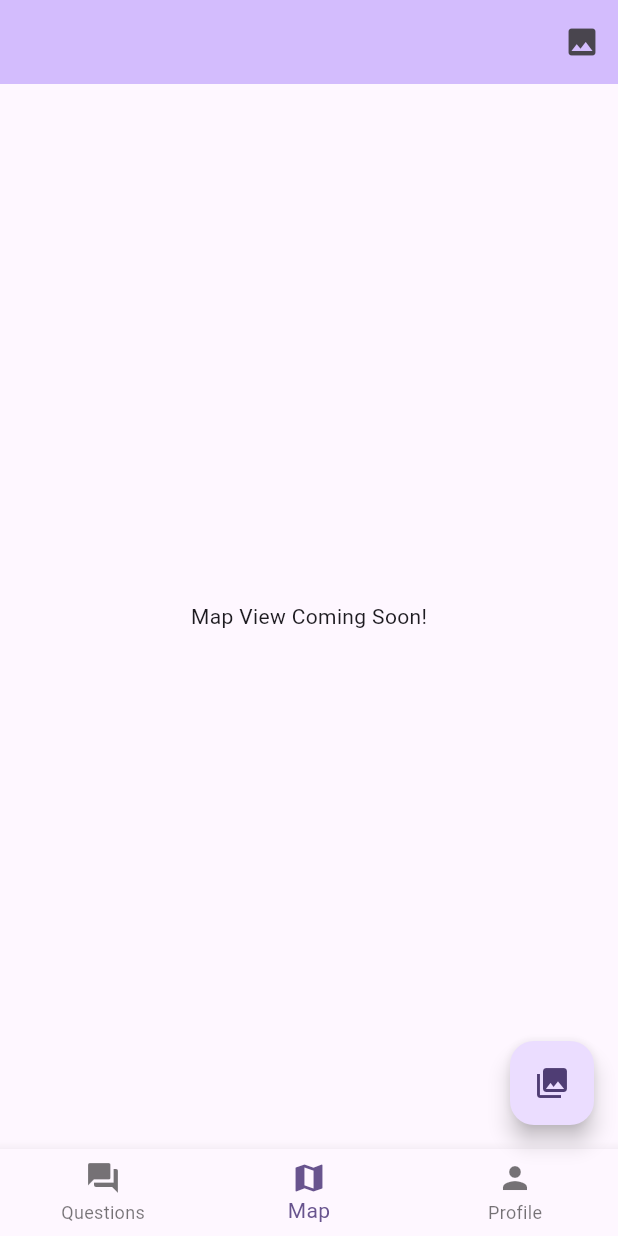
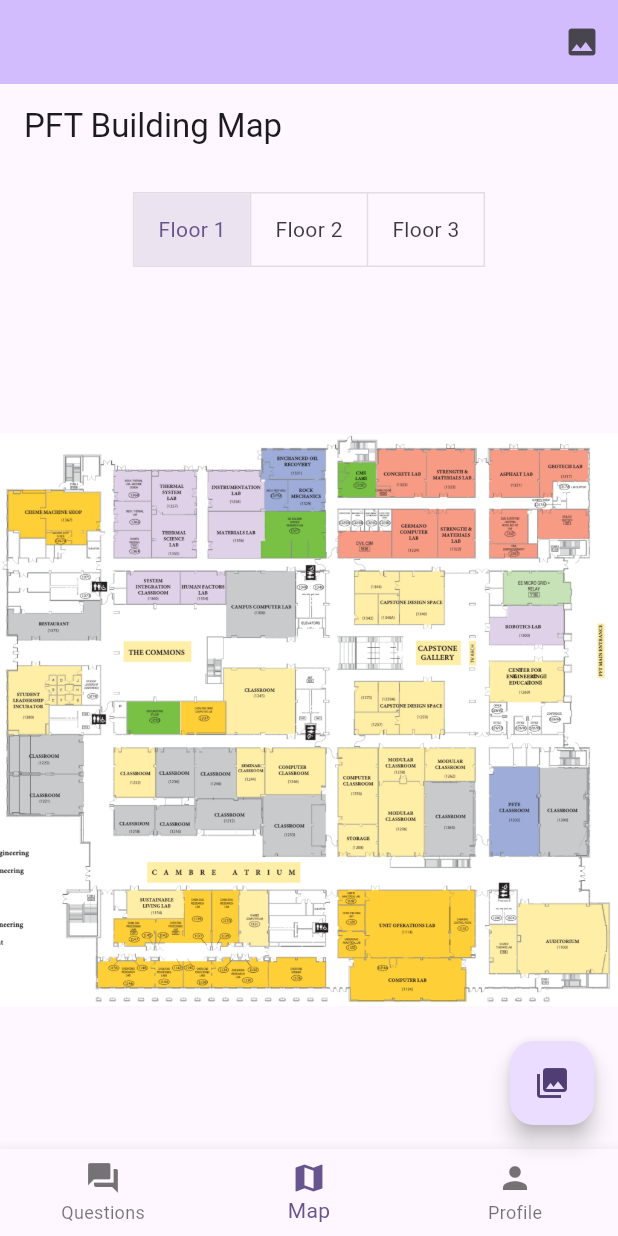
Before and after one commit to Jdav331/lsu_scavenge, a Flutter app: the MyHomePage screen opened directly with empty values, item 2 of the bottom bar chosen, on a phone screen of 412 x 824 dp. Run offline on Flutter 3.47's test engine with Material 3 defaults, Android fonts, the phone set to English and light mode, and no system bars; our stand-ins replace shared_preferences; accounts and stored records are empty; network calls fail.

Commit message:
added place holder questions, updated pubspec.yaml, and added three floor overtop view map of pft

```diff
--- a/lib/main.dart
+++ b/lib/main.dart
@@ -5,11 +5,11 @@ import 'dart:convert';
 void main() async {
   WidgetsFlutterBinding.ensureInitialized();
   final prefs = await SharedPreferences.getInstance();
-  await prefs.remove('userProfile'); // Remove the invalid one
+  await prefs.remove('userProfile'); // Clear old format (dev only)
   runApp(const MyApp());
 }
 
-// User profile model
+// ========== MODELS ==========
 class UserProfile {
   final String name;
   final String email;
@@ -28,13 +28,12 @@ class UserProfile {
       };
 
   factory UserProfile.fromJson(Map<String, dynamic> json) => UserProfile(
-        name: json['name'] as String,
-        email: json['email'] as String,
-        isLoggedIn: json['isLoggedIn'] as bool,
+        name: json['name'],
+        email: json['email'],
+        isLoggedIn: json['isLoggedIn'],
       );
 }
 
-// Data class for a scavenger hunt task.
 class Task {
   final int id;
   final String description;
@@ -47,31 +46,122 @@ class Task {
   });
 }
 
-// List of tasks.
+// ========== TASKS ==========
 final List<Task> tasks = [
   Task(
       id: 1,
       description: 'Go to room 1200 and count the number of chairs.',
-    correctAnswer: '120', // Update when ready.
-  ),
+      correctAnswer: '120'),
   Task(
       id: 2,
       description:
           'Find the number of computers in the lab near the Cambre Atrium.',
-    correctAnswer: '35', // Update when ready.
-  ),
-  Task(
-    id: 3,
-    description: 'When was LSU established?',
-    correctAnswer: '1853',
-  ),
+      correctAnswer: '35'),
+  Task(id: 3, description: 'When was LSU established?', correctAnswer: '1853'),
   Task(
       id: 4,
       description: 'Locate the LSU mascot on campus.',
-    correctAnswer: 'Tiger',
-  ),
+      correctAnswer: 'Tiger'),
+  Task(
+      id: 5,
+      description: 'Placeholder Task 1: Sample description here.',
+      correctAnswer: 'Answer1'),
+  Task(
+      id: 6,
+      description: 'Placeholder Task 2: Sample description here.',
+      correctAnswer: 'Answer2'),
+  Task(
+      id: 7,
+      description: 'Placeholder Task 3: Sample description here.',
+      correctAnswer: 'Answer3'),
+  Task(
+      id: 8,
+      description: 'Placeholder Task 4: Sample description here.',
+      correctAnswer: 'Answer4'),
+  Task(
+      id: 9,
+      description: 'Placeholder Task 5: Sample description here.',
+      correctAnswer: 'Answer5'),
+  Task(
+      id: 10,
+      description: 'Placeholder Task 6: Sample description here.',
+      correctAnswer: 'Answer6'),
+  Task(
+      id: 11,
+      description: 'Placeholder Task 7: Sample description here.',
+      correctAnswer: 'Answer7'),
+  Task(
+      id: 12,
+      description: 'Placeholder Task 8: Sample description here.',
+      correctAnswer: 'Answer8'),
 ];
 
+// ========== MAP PAGE ==========
+class MapPage extends StatefulWidget {
+  const MapPage({super.key});
+
+  @override
+  State<MapPage> createState() => _MapPageState();
+}
+
+class _MapPageState extends State<MapPage> {
+  int _selectedFloor = 1;
+
+  final Map<int, String> floorImages = {
+    1: 'assets/pft-floor-one.png',
+    2: 'assets/pft-floor-two.png',
+    3: 'assets/pft-floor-three.png',
+  };
+
+  @override
+  Widget build(BuildContext context) {
+    return Scaffold(
+      appBar: AppBar(title: const Text('PFT Building Map')),
+      body: Column(
+        children: [
+          const SizedBox(height: 16),
+          ToggleButtons(
+            isSelected: [
+              _selectedFloor == 1,
+              _selectedFloor == 2,
+              _selectedFloor == 3,
+            ],
+            onPressed: (index) {
+              setState(() {
+                _selectedFloor = index + 1;
+              });
+            },
+            children: const [
+              Padding(
+                  padding: EdgeInsets.symmetric(horizontal: 16),
+                  child: Text('Floor 1')),
+              Padding(
+                  padding: EdgeInsets.symmetric(horizontal: 16),
+                  child: Text('Floor 2')),
+              Padding(
+                  padding: EdgeInsets.symmetric(horizontal: 16),
+                  child: Text('Floor 3')),
+            ],
+          ),
+          const SizedBox(height: 16),
+          Expanded(
+            child: InteractiveViewer(
+              panEnabled: true,
+              minScale: 0.5,
+              maxScale: 4.0,
+              child: Image.asset(
+                floorImages[_selectedFloor]!,
+                fit: BoxFit.contain,
+              ),
+            ),
+          ),
+        ],
+      ),
+    );
+  }
+}
+
+// ========== TASK DETAIL ==========
 class TaskDetailPage extends StatefulWidget {
   final Task task;
   const TaskDetailPage({super.key, required this.task});
@@ -106,9 +196,7 @@ class _TaskDetailPageState extends State<TaskDetailPage> {
   @override
   Widget build(BuildContext context) {
     return Scaffold(
-      appBar: AppBar(
-        title: const Text('Task Detail'),
-      ),
+      appBar: AppBar(title: const Text('Task Detail')),
       body: Padding(
         padding: const EdgeInsets.all(16.0),
         child: Column(
@@ -117,15 +205,11 @@ class _TaskDetailPageState extends State<TaskDetailPage> {
             const SizedBox(height: 20),
             TextField(
               controller: _answerController,
-              decoration: const InputDecoration(
-                labelText: 'Enter your answer',
-              ),
+              decoration: const InputDecoration(labelText: 'Enter your answer'),
             ),
             const SizedBox(height: 20),
             ElevatedButton(
-              onPressed: _submitAnswer,
-              child: const Text('Submit'),
-            ),
+                onPressed: _submitAnswer, child: const Text('Submit')),
             const SizedBox(height: 20),
             if (feedback.isNotEmpty)
               Column(
@@ -144,9 +228,7 @@ class _TaskDetailPageState extends State<TaskDetailPage> {
               ),
             const SizedBox(height: 20),
             ElevatedButton.icon(
-              onPressed: () {
-                Navigator.pop(context);
-              },
+              onPressed: () => Navigator.pop(context),
               icon: const Icon(Icons.arrow_back),
               label: const Text('Back'),
             ),
@@ -157,6 +239,7 @@ class _TaskDetailPageState extends State<TaskDetailPage> {
   }
 }
 
+// ========== LSU GALLERY ==========
 class LsuGalleryPage extends StatelessWidget {
   const LsuGalleryPage({super.key});
 
@@ -169,28 +252,21 @@ class LsuGalleryPage extends StatelessWidget {
   @override
   Widget build(BuildContext context) {
     return Scaffold(
-      appBar: AppBar(
-        title: const Text('LSU Gallery'),
-      ),
+      appBar: AppBar(title: const Text('LSU Gallery')),
       body: GridView.builder(
         padding: const EdgeInsets.all(8.0),
         itemCount: imageUrls.length,
         gridDelegate: const SliverGridDelegateWithFixedCrossAxisCount(
-          crossAxisCount: 2,
-          crossAxisSpacing: 8.0,
-          mainAxisSpacing: 8.0,
-        ),
+            crossAxisCount: 2, crossAxisSpacing: 8.0, mainAxisSpacing: 8.0),
         itemBuilder: (context, index) {
-          return Image.network(
-            imageUrls[index],
-            fit: BoxFit.cover,
-          );
+          return Image.network(imageUrls[index], fit: BoxFit.cover);
         },
       ),
     );
   }
 }
 
+// ========== LOGIN PAGE ==========
 class LoginPage extends StatefulWidget {
   const LoginPage({super.key});
 
@@ -212,15 +288,12 @@ class _LoginPageState extends State<LoginPage> {
         isLoggedIn: true,
       );
       await prefs.setString('userProfile', json.encode(userProfile.toJson()));
-
       if (mounted) {
         Navigator.pushReplacement(
           context,
           MaterialPageRoute(
             builder: (context) => MyHomePage(
-              title: 'PFT Scavenger Hunt',
-              userProfile: userProfile,
-            ),
+                title: 'PFT Scavenger Hunt', userProfile: userProfile),
           ),
         );
       }
@@ -230,9 +303,7 @@ class _LoginPageState extends State<LoginPage> {
   @override
   Widget build(BuildContext context) {
     return Scaffold(
-      appBar: AppBar(
-        title: const Text('Welcome to PFT Scavenger Hunt'),
-      ),
+      appBar: AppBar(title: const Text('Welcome to PFT Scavenger Hunt')),
       body: Padding(
         padding: const EdgeInsets.all(16.0),
         child: Form(
@@ -243,38 +314,27 @@ class _LoginPageState extends State<LoginPage> {
               TextFormField(
                 controller: _nameController,
                 decoration: const InputDecoration(
-                  labelText: 'Name',
-                  border: OutlineInputBorder(),
-                ),
-                validator: (value) {
-                  if (value == null || value.isEmpty) {
-                    return 'Please enter your name';
-                  }
-                  return null;
-                },
+                    labelText: 'Name', border: OutlineInputBorder()),
+                validator: (value) => value == null || value.isEmpty
+                    ? 'Please enter your name'
+                    : null,
               ),
               const SizedBox(height: 16),
               TextFormField(
                 controller: _emailController,
                 decoration: const InputDecoration(
-                  labelText: 'Email',
-                  border: OutlineInputBorder(),
-                ),
+                    labelText: 'Email', border: OutlineInputBorder()),
                 validator: (value) {
-                  if (value == null || value.isEmpty) {
+                  if (value == null || value.isEmpty)
                     return 'Please enter your email';
-                  }
-                  if (!value.contains('@')) {
-                    return 'Please enter a valid email';
-                  }
+                  if (!value.contains('@')) return 'Please enter a valid email';
                   return null;
                 },
               ),
               const SizedBox(height: 24),
               ElevatedButton(
                   onPressed: _saveUserProfile,
-                child: const Text('Start Scavenger Hunt'),
-              ),
+                  child: const Text('Start Scavenger Hunt')),
             ],
           ),
         ),
@@ -283,6 +343,7 @@ class _LoginPageState extends State<LoginPage> {
   }
 }
 
+// ========== PROFILE PAGE ==========
 class ProfilePage extends StatelessWidget {
   final UserProfile userProfile;
 
@@ -295,34 +356,25 @@ class ProfilePage extends StatelessWidget {
       child: Column(
         crossAxisAlignment: CrossAxisAlignment.start,
         children: [
-          const Text(
-            'Profile Information',
-            style: TextStyle(
-              fontSize: 24,
-              fontWeight: FontWeight.bold,
-            ),
-          ),
+          const Text('Profile Information',
+              style: TextStyle(fontSize: 24, fontWeight: FontWeight.bold)),
           const SizedBox(height: 20),
           ListTile(
               leading: const Icon(Icons.person),
               title: const Text('Name'),
-            subtitle: Text(userProfile.name),
-          ),
+              subtitle: Text(userProfile.name)),
           ListTile(
               leading: const Icon(Icons.email),
               title: const Text('Email'),
-            subtitle: Text(userProfile.email),
-          ),
+              subtitle: Text(userProfile.email)),
           const SizedBox(height: 20),
           ElevatedButton.icon(
             onPressed: () async {
               final prefs = await SharedPreferences.getInstance();
               await prefs.remove('userProfile');
               if (context.mounted) {
-                Navigator.pushReplacement(
-                  context,
-                  MaterialPageRoute(builder: (context) => const LoginPage()),
-                );
+                Navigator.pushReplacement(context,
+                    MaterialPageRoute(builder: (context) => const LoginPage()));
               }
             },
             icon: const Icon(Icons.logout),
@@ -334,6 +386,7 @@ class ProfilePage extends StatelessWidget {
   }
 }
 
+// ========== MY APP ==========
 class MyApp extends StatelessWidget {
   const MyApp({super.key});
 
@@ -343,23 +396,18 @@ class MyApp extends StatelessWidget {
       title: 'PFT Scavenger Hunt',
       theme: ThemeData(
           colorScheme: ColorScheme.fromSeed(seedColor: Colors.deepPurple),
-        useMaterial3: true,
-      ),
+          useMaterial3: true),
       home: FutureBuilder<String?>(
         future: SharedPreferences.getInstance()
             .then((prefs) => prefs.getString('userProfile')),
         builder: (context, snapshot) {
-          if (snapshot.connectionState == ConnectionState.waiting) {
+          if (snapshot.connectionState == ConnectionState.waiting)
             return const Center(child: CircularProgressIndicator());
-          }
           if (snapshot.hasData && snapshot.data != null) {
-            // Decode the JSON string into a Map
             final decoded = json.decode(snapshot.data!);
             final userProfile = UserProfile.fromJson(decoded);
             return MyHomePage(
-              title: 'PFT Scavenger Hunt',
-              userProfile: userProfile,
-            );
+                title: 'PFT Scavenger Hunt', userProfile: userProfile);
           }
           return const LoginPage();
         },
@@ -368,12 +416,9 @@ class MyApp extends StatelessWidget {
   }
 }
 
+// ========== HOME ==========
 class MyHomePage extends StatefulWidget {
-  const MyHomePage({
-    super.key,
-    required this.title,
-    required this.userProfile,
-  });
+  const MyHomePage({super.key, required this.title, required this.userProfile});
 
   final String title;
   final UserProfile userProfile;
@@ -400,32 +445,14 @@ class _MyHomePageState extends State<MyHomePage> {
 
   @override
   Widget build(BuildContext context) {
-    return Scaffold(
-      appBar: AppBar(
-        backgroundColor: Theme.of(context).colorScheme.inversePrimary,
-        title: Text(widget.title),
-        actions: [
-          IconButton(
-            icon: const Icon(Icons.image),
-            tooltip: 'LSU Gallery',
-            onPressed: () {
-              Navigator.push(
-                context,
-                MaterialPageRoute(builder: (context) => const LsuGalleryPage()),
-              );
-            },
-          ),
-        ],
-      ),
-      body: _selectedIndex == 0
+    Widget currentPage = _selectedIndex == 0
         ? Column(
             children: [
               Padding(
                 padding: const EdgeInsets.all(8.0),
                 child: Text(
                     'Progress: ${completedTasks.length} / ${tasks.length} tasks completed',
-                    style: Theme.of(context).textTheme.headlineSmall,
-                  ),
+                    style: Theme.of(context).textTheme.headlineSmall),
               ),
               const Divider(),
               Expanded(
@@ -448,19 +475,14 @@ class _MyHomePageState extends State<MyHomePage> {
                                 (context, animation, secondaryAnimation) =>
                                     TaskDetailPage(task: task),
                             transitionsBuilder: (context, animation,
-                                  secondaryAnimation, child) {
-                                return FadeTransition(
-                                  opacity: animation,
-                                  child: child,
-                                );
-                              },
+                                    secondaryAnimation, child) =>
+                                FadeTransition(
+                                    opacity: animation, child: child),
                             transitionDuration:
                                 const Duration(milliseconds: 500),
                           ),
                         );
-                          if (result == true) {
-                            markTaskCompleted(task.id);
-                          }
+                        if (result == true) markTaskCompleted(task.id);
                       },
                     );
                   },
@@ -469,24 +491,33 @@ class _MyHomePageState extends State<MyHomePage> {
             ],
           )
         : _selectedIndex == 1
-              ? const Center(
-                  child: Text('Map View Coming Soon!'),
-                )
-              : ProfilePage(userProfile: widget.userProfile),
+            ? const MapPage()
+            : ProfilePage(userProfile: widget.userProfile);
+
+    return Scaffold(
+      appBar: AppBar(
+        backgroundColor: Theme.of(context).colorScheme.inversePrimary,
+        title: Text(widget.title),
+        actions: [
+          IconButton(
+            icon: const Icon(Icons.image),
+            tooltip: 'LSU Gallery',
+            onPressed: () {
+              Navigator.push(
+                  context,
+                  MaterialPageRoute(
+                      builder: (context) => const LsuGalleryPage()));
+            },
+          ),
+        ],
+      ),
+      body: currentPage,
       bottomNavigationBar: BottomNavigationBar(
         items: const <BottomNavigationBarItem>[
           BottomNavigationBarItem(
-            icon: Icon(Icons.question_answer),
-            label: 'Questions',
-          ),
-          BottomNavigationBarItem(
-            icon: Icon(Icons.map),
-            label: 'Map',
-          ),
-          BottomNavigationBarItem(
-            icon: Icon(Icons.person),
-            label: 'Profile',
-          ),
+              icon: Icon(Icons.question_answer), label: 'Questions'),
+          BottomNavigationBarItem(icon: Icon(Icons.map), label: 'Map'),
+          BottomNavigationBarItem(icon: Icon(Icons.person), label: 'Profile'),
         ],
         currentIndex: _selectedIndex,
         selectedItemColor: Theme.of(context).colorScheme.primary,
@@ -496,10 +527,8 @@ class _MyHomePageState extends State<MyHomePage> {
         tooltip: 'LSU Gallery',
         child: const Icon(Icons.photo_library),
         onPressed: () {
-          Navigator.push(
-            context,
-            MaterialPageRoute(builder: (context) => const LsuGalleryPage()),
-          );
+          Navigator.push(context,
+              MaterialPageRoute(builder: (context) => const LsuGalleryPage()));
         },
       ),
     );
--- a/pubspec.yaml
+++ b/pubspec.yaml
@@ -62,6 +62,10 @@ flutter:
   # assets:
   #   - images/a_dot_burr.jpeg
   #   - images/a_dot_ham.jpeg
+  assets:
+    - assets/pft-floor-one.png
+    - assets/pft-floor-two.png
+    - assets/pft-floor-three.png
 
   # An image asset can refer to one or more resolution-specific "variants", see
   # https://flutter.dev/to/resolution-aware-images
```
Also changed, not shown: assets/pft-floor-one.png (added), assets/pft-floor-three.png (added), assets/pft-floor-two.png (added). Lines whose indentation alone changed are shown as unchanged.
